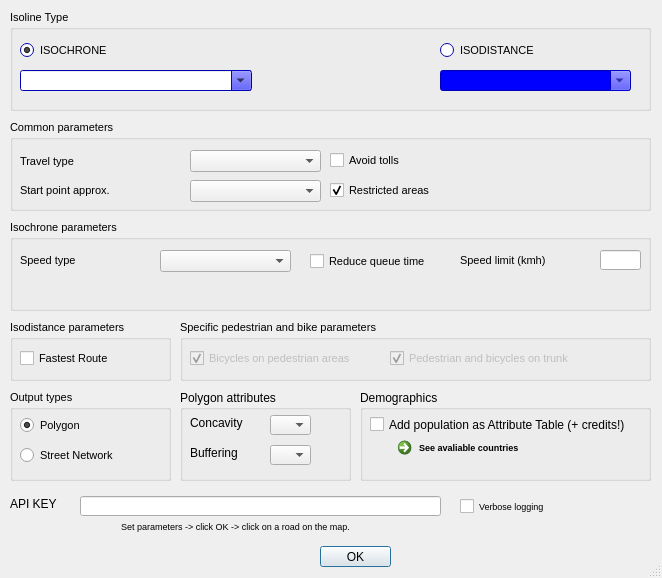
Above: iso4app/iso4app_dialog_base.ui from ksolsrl/QgisIso4app before the change. Below: the same form after it.
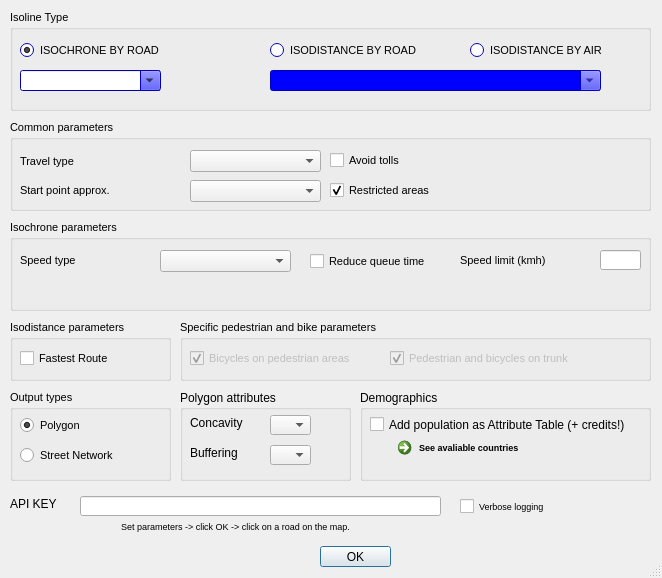
That is the form after the change.

Commit message:
New feature: isodistance by air
New feature: isodistance by air. This version require QT minimum version 5.12.

The edit to the form file:
```diff
--- a/iso4app/iso4app_dialog_base.ui
+++ b/iso4app/iso4app_dialog_base.ui
@@ -612,6 +612,15 @@
         </color>
        </brush>
       </colorrole>
+      <colorrole role="PlaceholderText">
+       <brush brushstyle="NoBrush">
+        <color alpha="128">
+         <red>0</red>
+         <green>0</green>
+         <blue>0</blue>
+        </color>
+       </brush>
+      </colorrole>
      </active>
      <inactive>
       <colorrole role="WindowText">
@@ -749,6 +758,15 @@
         </color>
        </brush>
       </colorrole>
+      <colorrole role="PlaceholderText">
+       <brush brushstyle="NoBrush">
+        <color alpha="128">
+         <red>0</red>
+         <green>0</green>
+         <blue>0</blue>
+        </color>
+       </brush>
+      </colorrole>
      </inactive>
      <disabled>
       <colorrole role="WindowText">
@@ -886,6 +904,15 @@
         </color>
        </brush>
       </colorrole>
+      <colorrole role="PlaceholderText">
+       <brush brushstyle="NoBrush">
+        <color alpha="128">
+         <red>0</red>
+         <green>0</green>
+         <blue>0</blue>
+        </color>
+       </brush>
+      </colorrole>
      </disabled>
     </palette>
    </property>
@@ -915,7 +942,7 @@
      <rect>
       <x>10</x>
       <y>30</y>
-      <width>221</width>
+      <width>181</width>
       <height>21</height>
      </rect>
     </property>
@@ -929,7 +956,7 @@
      </font>
     </property>
     <property name="text">
-     <string>ISOCHRONE</string>
+     <string>ISOCHRONE BY ROAD</string>
     </property>
     <property name="checked">
      <bool>true</bool>
@@ -940,7 +967,7 @@
      <rect>
       <x>10</x>
       <y>60</y>
-      <width>232</width>
+      <width>141</width>
       <height>21</height>
      </rect>
     </property>
@@ -954,9 +981,9 @@
     </property>
     <property name="geometry">
      <rect>
-      <x>430</x>
+      <x>260</x>
       <y>60</y>
-      <width>191</width>
+      <width>331</width>
       <height>21</height>
      </rect>
     </property>
@@ -970,9 +997,9 @@
     </property>
     <property name="geometry">
      <rect>
-      <x>430</x>
+      <x>260</x>
       <y>30</y>
-      <width>191</width>
+      <width>171</width>
       <height>21</height>
      </rect>
     </property>
@@ -986,7 +1013,35 @@
      </font>
     </property>
     <property name="text">
-     <string>ISODISTANCE</string>
+     <string>ISODISTANCE BY ROAD</string>
+    </property>
+    <property name="checked">
+     <bool>false</bool>
+    </property>
+   </widget>
+   <widget class="QRadioButton" name="radioButtonIsodistanceAir">
+    <property name="enabled">
+     <bool>true</bool>
+    </property>
+    <property name="geometry">
+     <rect>
+      <x>460</x>
+      <y>30</y>
+      <width>161</width>
+      <height>21</height>
+     </rect>
+    </property>
+    <property name="font">
+     <font>
+      <family>Arial</family>
+      <pointsize>8</pointsize>
+      <weight>50</weight>
+      <italic>false</italic>
+      <bold>false</bold>
+     </font>
+    </property>
+    <property name="text">
+     <string>ISODISTANCE BY AIR</string>
     </property>
     <property name="checked">
      <bool>false</bool>
```
The commit also changes 4 other files.
